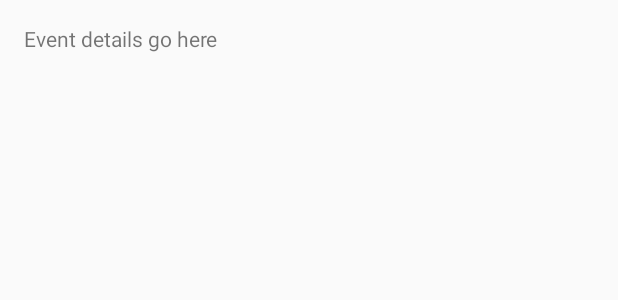
After one commit to pinch-codepath/pinch, an Android app: the layout activity_event_details.xml on its own in the app's theme, with its tools: preview values and no code run, on a phone screen of 412 x 824 dp. The commit adds this screen. Shown: the top 300 px of the screen. Run offline under Robolectric (Android 15) with nearby library versions, the phone set to English and light mode, and no system bars.

Commit message:
Adding dummy event details activity, setting placeholder click listener, organizing classes in packages

```diff
--- a/app/src/main/java/com/pinch/android/MainActivity.java
+++ b/app/src/main/java/com/pinch/android/activities/MainActivity.java
@@ -1,10 +1,11 @@
-package com.pinch.android;
+package com.pinch.android.activities;
 
 import android.support.v4.view.ViewPager;
 import android.support.v7.app.AppCompatActivity;
 import android.os.Bundle;
 
 import com.astuetz.PagerSlidingTabStrip;
+import com.pinch.android.R;
 import com.pinch.android.adapters.EventsFragmentPagerAdapter;
 
 public class MainActivity extends AppCompatActivity {
@@ -14,6 +15,9 @@ public class MainActivity extends AppCompatActivity {
         super.onCreate(savedInstanceState);
         setContentView(R.layout.activity_main);
 
+        if(getSupportActionBar() != null) {
+            getSupportActionBar().hide();
+        }
         setupViewPager();
 
     }
--- /dev/null
+++ b/app/src/main/res/layout/activity_event_details.xml
@@ -0,0 +1,14 @@
+<RelativeLayout xmlns:android="http://schemas.android.com/apk/res/android"
+    xmlns:tools="http://schemas.android.com/tools"
+    android:layout_width="match_parent"
+    android:layout_height="match_parent"
+    android:paddingLeft="@dimen/activity_horizontal_margin"
+    android:paddingRight="@dimen/activity_horizontal_margin"
+    android:paddingTop="@dimen/activity_vertical_margin"
+    android:paddingBottom="@dimen/activity_vertical_margin"
+    tools:context="com.pinch.android.EventDetailsActivity">
+
+    <TextView android:text="Event details go here" android:layout_width="wrap_content"
+        android:layout_height="wrap_content" />
+
+</RelativeLayout>
--- a/app/src/main/res/layout/activity_main.xml
+++ b/app/src/main/res/layout/activity_main.xml
@@ -12,8 +12,10 @@
         app:pstsTextAllCaps="true"
         android:layout_width="match_parent"
         android:textSize="14sp"
-        android:background="@android:color/white"
-        android:textColor="@color/pinch"
+        android:background="@color/colorPrimary"
+        android:textColor="@android:color/white"
+        app:pstsDividerColor="@color/colorAccent"
+        app:pstsIndicatorColor="@color/colorPrimaryDark"
         android:layout_height="48dp" />
 
     <android.support.v4.view.ViewPager
--- a/app/src/main/res/values/colors.xml
+++ b/app/src/main/res/values/colors.xml
@@ -1,7 +1,7 @@
 <?xml version="1.0" encoding="utf-8"?>
 <resources>
-    <color name="colorPrimary">#3F51B5</color>
-    <color name="colorPrimaryDark">#303F9F</color>
-    <color name="colorAccent">#FF4081</color>
-    <color name="pinch">#1ddad6</color>
+    <color name="colorPrimary">#1ddad6</color>
+    <color name="colorPrimaryDark">#168480</color>
+    <color name="colorAccent">#ffffff</color>
+
 </resources>
--- a/app/src/main/res/values/strings.xml
+++ b/app/src/main/res/values/strings.xml
@@ -1,3 +1,7 @@
 <resources>
     <string name="app_name">android</string>
+    <string name="title_activity_event_details">EventDetailsActivity</string>
+
+    <string name="hello_world">Hello world!</string>
+    <string name="action_settings">Settings</string>
 </resources>
```
Also changed, not shown: app/src/main/AndroidManifest.xml (+11 -1 lines), app/src/main/java/com/pinch/android/EventDetailsActivity.java (added, +15 -0 lines), app/src/main/java/com/pinch/android/fragments/EventsFragment.java (+10 -0 lines), app/src/main/res/menu/menu_event_details.xml (added, +7 -0 lines).
